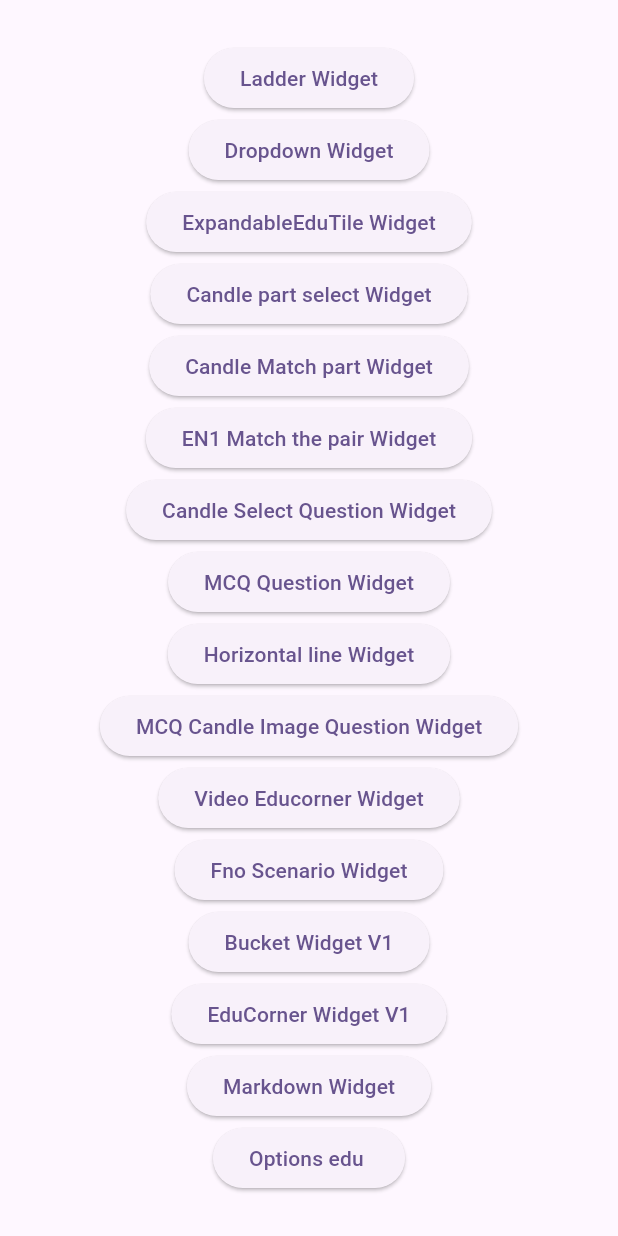
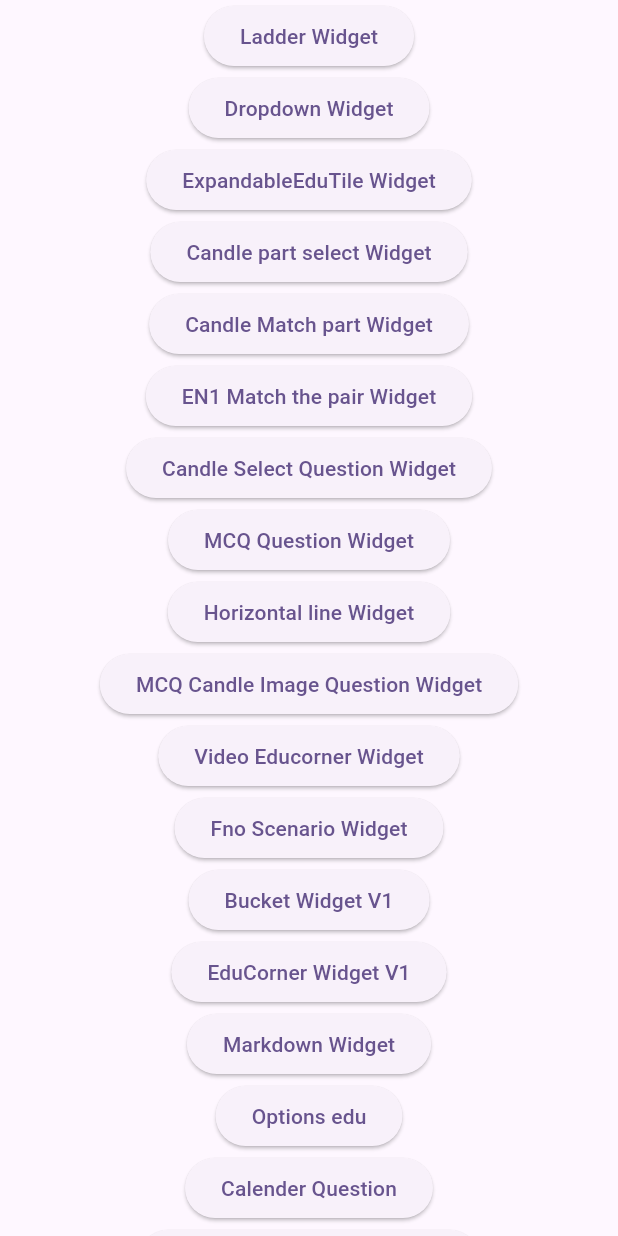
Before and after one commit to Tradeable/tradeable_learn_widget, a Flutter app: the MyHomePage screen opened by its route, on a phone screen of 412 x 824 dp. Run offline on Flutter 3.47's test engine with Material 3 defaults, Android fonts, the phone set to English and light mode, and no system bars; our stand-ins replace auto_size_text, chips_choice, dio, flutter_heatmap_calendar, flutter_markdown, smooth_page_indicator and 3 more; missing offline and left inert: dart_eval, device_frame.

Commit message:
added calender question and formula placeholder widgets

```diff
--- /dev/null
+++ b/example/lib/data_model/calender_question_model.dart
@@ -0,0 +1,7 @@
+const calenderQuestionModel = {
+  "end_date": "2023-10-10",
+  "question":
+      "If the option active dates are from 1st to 10th October which 3 Days would have the lowest theta decay?",
+  "start_date": "2023-10-01",
+  "correctResponse": ["2023-10-01", "2023-10-02", "2023-10-03"]
+};
--- a/example/lib/data_model/chart_user_story_model.dart
+++ b/example/lib/data_model/chart_user_story_model.dart
@@ -23,10 +23,10 @@ const chartUserStoryModel = {
       "stepId": "3",
       "widget": "TextInput",
       "title": "Number Guess",
-      "prompt": "Guess a number greater than 40:",
-      "validationCriteria": "int.parse(input) > 40",
+      "prompt": "Guess a number lesser than 40:",
+      "validationCriteria": "int.parse(input) < 40",
       "successMessage": "Correct! Click Next to continue.",
-      "failureMessage": "Try again. Hint: It's greater than 40.",
+      "failureMessage": "Try again. Hint: It's lesser than 40.",
       "skippable": false,
       "nextStep": "4"
     },
--- /dev/null
+++ b/example/lib/data_model/formula_placeholder_model.dart
@@ -0,0 +1,13 @@
+const formulaPlaceholderDataModel = {
+  "title": "",
+  "options": ["Position P&L", "Taxes", "Brokerage Charges"],
+  "formulas": ["-", "-"],
+  "questions": ["1", "2", "3"],
+  "situation": "Complete the given formula\nRealised Pnl = ",
+  "hideQuestions": false,
+  "correctOptionTargets": {
+    "Taxes": "3",
+    "Position P&L": "1",
+    "Brokerage Charges": "2"
+  }
+};
--- a/example/lib/main.dart
+++ b/example/lib/main.dart
@@ -1,6 +1,7 @@
 import 'package:example/axis_levels_screen.dart';
 import 'package:example/data_model/atm_itm_dropdown_model.dart';
 import 'package:example/data_model/bucket_containerv1_model.dart';
+import 'package:example/data_model/calender_question_model.dart';
 import 'package:example/data_model/candle_body_select_model.dart';
 import 'package:example/data_model/candle_part_match_model.dart';
 import 'package:example/data_model/candle_select_question_model.dart';
@@ -8,6 +9,7 @@ import 'package:example/data_model/content_preview_model.dart';
 import 'package:example/data_model/educorner_model_v1.dart';
 import 'package:example/data_model/en1_model.dart';
 import 'package:example/data_model/expandable_edutile_model.dart';
+import 'package:example/data_model/formula_placeholder_model.dart';
 import 'package:example/data_model/horizontal_line_model.dart';
 import 'package:example/data_model/ladder_data_model.dart';
 import 'package:example/data_model/mcq_candle_image_model.dart';
@@ -18,6 +20,7 @@ import 'package:example/data_model/video_educorner_model.dart';
 import 'package:example/home_intermediate_screen.dart';
 import 'package:example/tradeable_widget_demo/tradeable_widget_demo_page.dart';
 import 'package:flutter/material.dart';
+import 'package:tradeable_learn_widget/calender_widget/calender_question.dart';
 import 'package:tradeable_learn_widget/tradeable_learn_widget.dart';
 
 void main() {
@@ -38,7 +41,7 @@ class MyApp extends StatelessWidget {
         ),
         useMaterial3: true,
       ),
-      initialRoute: "/homeIntermediate",
+      initialRoute: "/axis_levels",
       routes: {
         "/": (context) => const TradeableWidgetDemoPage(),
         "/deepak": (context) => const MyHomePage(),
@@ -56,78 +59,96 @@ class MyHomePage extends StatelessWidget {
   Widget build(BuildContext context) {
     return Scaffold(
       backgroundColor: Theme.of(context).colorScheme.surface,
-      body: const SafeArea(
+      body: SafeArea(
+        child: SingleChildScrollView(
           child: Center(
             child: Padding(
-            padding: EdgeInsets.symmetric(horizontal: 12),
+              padding: const EdgeInsets.symmetric(horizontal: 12),
               child: Column(
                 mainAxisAlignment: MainAxisAlignment.center,
                 children: [
-                NavigationButton(
+                  const NavigationButton(
                     text: "Ladder Widget",
                     destination: LadderWidgetPage(),
                   ),
-                NavigationButton(
+                  const NavigationButton(
                     text: "Dropdown Widget",
                     destination: AtmDropdownWidgetPage(),
                   ),
-                NavigationButton(
+                  const NavigationButton(
                     text: "ExpandableEduTile Widget",
                     destination: ExpandableEduCornerPage(),
                   ),
-                NavigationButton(
+                  const NavigationButton(
                     text: "Candle part select Widget",
                     destination: CandleBodySelectPage(),
                   ),
-                NavigationButton(
+                  const NavigationButton(
                     text: "Candle Match part Widget",
                     destination: CandlePartMatchPage(),
                   ),
-                NavigationButton(
+                  const NavigationButton(
                     text: "EN1 Match the pair Widget",
                     destination: EN1Page(),
                   ),
-                NavigationButton(
+                  const NavigationButton(
                     text: "Candle Select Question Widget",
                     destination: CandleSelectQuestionPage(),
                   ),
-                NavigationButton(
+                  const NavigationButton(
                     text: "MCQ Question Widget",
                     destination: MCQQuestionPage(),
                   ),
-                NavigationButton(
+                  const NavigationButton(
                     text: "Horizontal line Widget",
                     destination: HorizontalLineQuestionPage(),
                   ),
-                NavigationButton(
+                  const NavigationButton(
                     text: "MCQ Candle Image Question Widget",
                     destination: MCQCandleImagePage(),
                   ),
-                NavigationButton(
+                  const NavigationButton(
                     text: "Video Educorner Widget",
                     destination: VideoEducornerPage(),
                   ),
-                NavigationButton(
+                  const NavigationButton(
                     text: "Fno Scenario Widget",
                     destination: FnoScenarioPage(),
                   ),
-                NavigationButton(
+                  const NavigationButton(
                     text: "Bucket Widget V1",
                     destination: BucketWidgetPage(),
                   ),
-                NavigationButton(
+                  const NavigationButton(
                     text: "EduCorner Widget V1",
                     destination: EducornerV1Page(),
                   ),
-                NavigationButton(
+                  const NavigationButton(
                     text: "Markdown Widget",
                     destination: ContentPreviewPage(),
                   ),
-                NavigationButton(
-                  text: "Options edu ",
+                  const NavigationButton(
+                    text: "Options edu",
                     destination: OptionsEduPage(),
                   ),
+                  NavigationButton(
+                      text: "Calender Question",
+                      destination: ScaffoldWithAppBar(
+                        title: "Calender Question",
+                        body: CalenderQuestion(
+                            model: CalenderQuestionModel.fromJson(
+                                calenderQuestionModel)),
+                      )),
+                  NavigationButton(
+                      text: "Formula Placeholder Widget",
+                      destination: ScaffoldWithAppBar(
+                        title: "Formula Placeholder Widget",
+                        body: FormulaPlaceholderWidget(
+                            model: FormulaPlaceHolderModel.fromJson(
+                                formulaPlaceholderDataModel)),
+                      ))
                 ],
+              ),
             ),
           ),
         ),
--- /dev/null
+++ b/lib/calender_widget/calender_model.dart
@@ -0,0 +1,14 @@
+class CalenderQuestionModel {
+  late String question;
+  late List<String> correctResponses;
+  late String initialDate;
+  late String endDate;
+  late bool isCorrect;
+
+  CalenderQuestionModel.fromJson(dynamic data) {
+    question = data["question"];
+    correctResponses = List<String>.from(data["correctResponse"]);
+    initialDate = data["start_date"];
+    endDate = data["end_date"];
+  }
+}
--- /dev/null
+++ b/lib/formula_placeholder_widget/formula_placeholder_model.dart
@@ -0,0 +1,32 @@
+class FormulaPlaceHolderModel {
+  late String title;
+  late String situation;
+  late List<String> questions;
+  late List<DraggableFormulaOption> options;
+  late List<String> formulas;
+  late Map<String, String> formulaValues = {};
+  late Map<String, String> correctOptionTargets = {};
+  late bool hideQuestions;
+
+  FormulaPlaceHolderModel.fromJson(dynamic data) {
+    title = data['title'] ?? '';
+    situation = data['situation'] ?? '';
+    questions = List<String>.from(data['questions'] ?? []);
+    options = List<String>.from(data['options'] ?? [])
+        .map((option) => DraggableFormulaOption(option))
+        .toList();
+    formulas = List<String>.from(data['formulas'] ?? []);
+    correctOptionTargets =
+        Map<String, String>.from(data['correctOptionTargets'] ?? {});
+    hideQuestions = data["hideQuestions"] ?? false;
+    for (String question in questions) {
+      formulaValues[question] = '';
+    }
+  }
+}
+
+class DraggableFormulaOption {
+  final String optionText;
+
+  DraggableFormulaOption(this.optionText);
+}
--- a/lib/tradeable_learn_widget.dart
+++ b/lib/tradeable_learn_widget.dart
@@ -76,3 +76,9 @@ export 'package:tradeable_learn_widget/mutual_funds/dart_eval/darteval_trail.dar
 
 export 'package:tradeable_learn_widget/chart_user_story_1/chart_user_story_main.dart';
 export 'package:tradeable_learn_widget/chart_user_story_1/chart_user_story_model.dart';
+
+export 'package:tradeable_learn_widget/calender_widget/calender_question.dart';
+export 'package:tradeable_learn_widget/calender_widget/calender_model.dart';
+
+export 'package:tradeable_learn_widget/formula_placeholder_widget/formula_placeholder_widget.dart';
+export 'package:tradeable_learn_widget/formula_placeholder_widget/formula_placeholder_model.dart';
--- a/pubspec.yaml
+++ b/pubspec.yaml
@@ -18,6 +18,7 @@ dependencies:
   syncfusion_flutter_charts: ^27.1.55
   syncfusion_flutter_gauges: ^27.1.53
   dart_eval: ^0.7.9
+  flutter_heatmap_calendar: ^1.0.5
 
 dev_dependencies:
   flutter_test:
```
Also changed, not shown: example/lib/axis_levels_screen.dart (+12 -1 lines), lib/calender_widget/calender_question.dart (added, +84 -0 lines), lib/formula_placeholder_widget/formula_placeholder_widget.dart (added, +173 -0 lines). Lines whose indentation alone changed are shown as unchanged.
